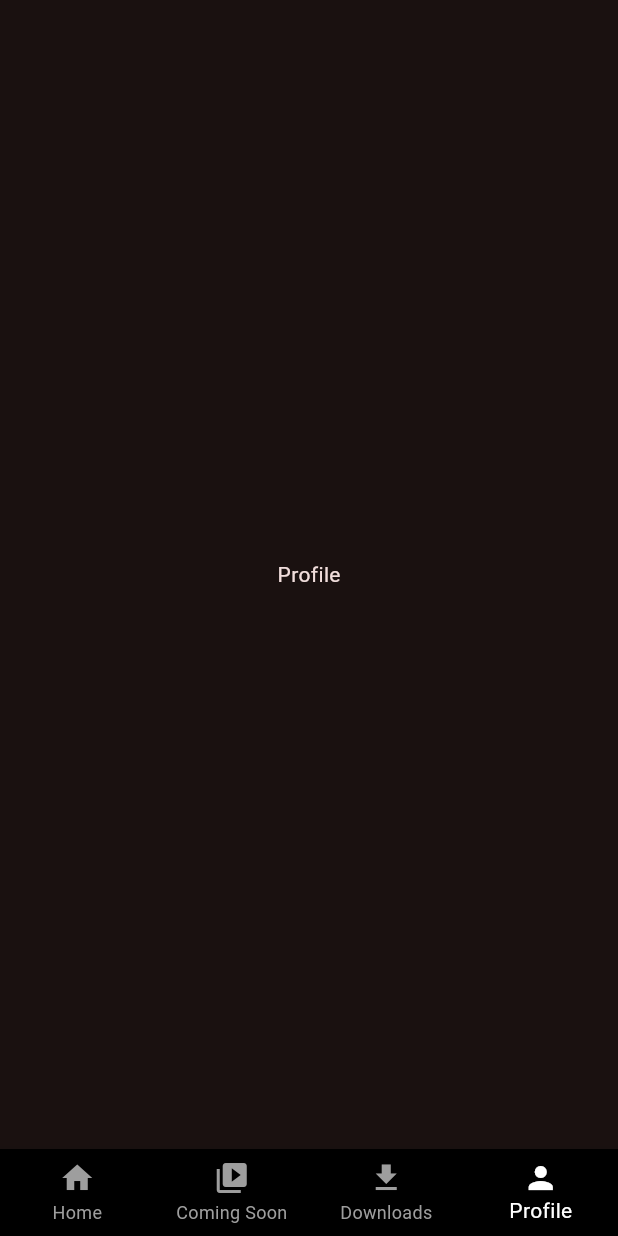
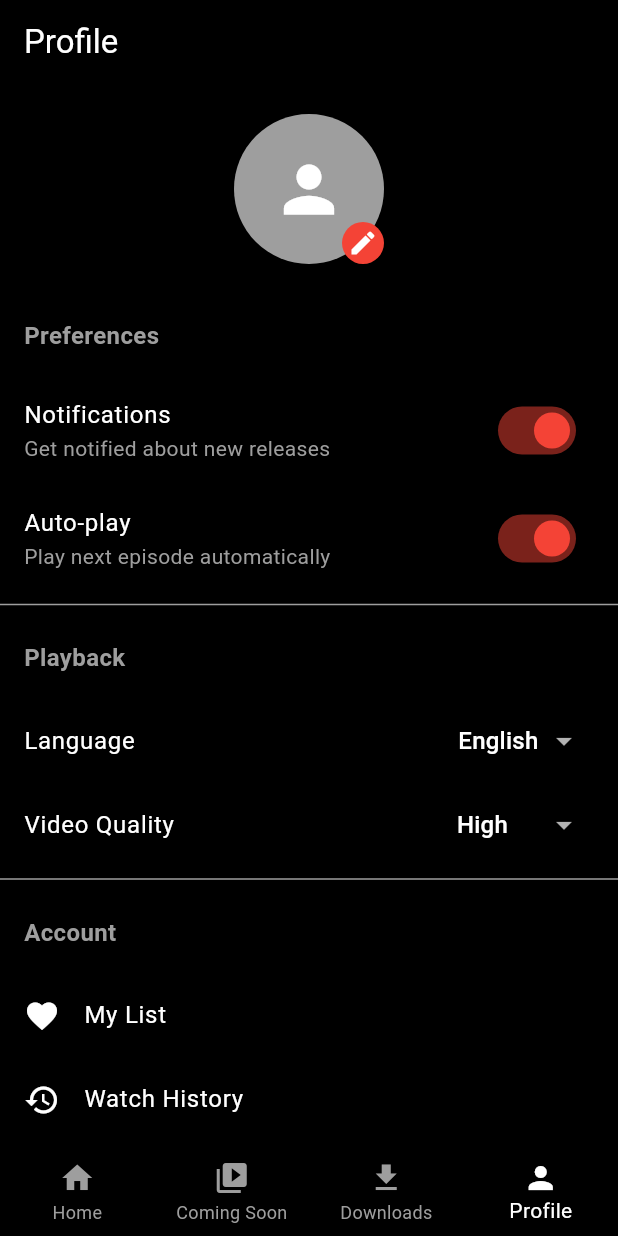
Before and after one commit to junhaow1/movie, a Flutter app: the screen it shows after launch, item 4 of the bottom bar chosen, on a phone screen of 412 x 824 dp. Run offline on Flutter 3.47's test engine with Material 3 defaults, Android fonts, the phone set to English and light mode, and no system bars; our stand-ins replace cached_network_image; network calls fail.

Commit message:
I've added several new features to the app: Downloads Screen: Profile Screen:

```diff
--- a/movie_star/lib/main.dart
+++ b/movie_star/lib/main.dart
@@ -1,6 +1,8 @@
 import 'package:flutter/material.dart';
 import 'screens/home_screen.dart';
 import 'screens/coming_soon_screen.dart';
+import 'screens/downloads_screen.dart';
+import 'screens/profile_screen.dart';
 import 'screens/search_screen.dart';
 
 void main() {
@@ -39,8 +41,8 @@ class _MainScreenState extends State<MainScreen> {
   final List<Widget> _screens = [
     const HomeScreen(),
     const ComingSoonScreen(),
-    const Center(child: Text('Downloads')), // Placeholder for Downloads screen
-    const Center(child: Text('Profile')), // Placeholder for Profile screen
+    const DownloadsScreen(),
+    const ProfileScreen(),
   ];
 
   @override
--- /dev/null
+++ b/movie_star/lib/screens/profile_screen.dart
@@ -0,0 +1,179 @@
+import 'package:flutter/material.dart';
+
+class ProfileScreen extends StatefulWidget {
+  const ProfileScreen({super.key});
+
+  @override
+  State<ProfileScreen> createState() => _ProfileScreenState();
+}
+
+class _ProfileScreenState extends State<ProfileScreen> {
+  bool _notificationsEnabled = true;
+  bool _autoPlayEnabled = true;
+  String _selectedLanguage = 'English';
+  String _selectedQuality = 'High';
+
+  @override
+  Widget build(BuildContext context) {
+    return Scaffold(
+      backgroundColor: Colors.black,
+      appBar: AppBar(
+        backgroundColor: Colors.black,
+        title: const Text('Profile', style: TextStyle(color: Colors.white)),
+      ),
+      body: ListView(
+        children: [
+          const SizedBox(height: 20),
+          // Profile Picture
+          Center(
+            child: Stack(
+              children: [
+                const CircleAvatar(
+                  radius: 50,
+                  backgroundColor: Colors.grey,
+                  child: Icon(Icons.person, size: 50, color: Colors.white),
+                ),
+                Positioned(
+                  bottom: 0,
+                  right: 0,
+                  child: Container(
+                    padding: const EdgeInsets.all(4),
+                    decoration: const BoxDecoration(
+                      color: Colors.red,
+                      shape: BoxShape.circle,
+                    ),
+                    child: const Icon(
+                      Icons.edit,
+                      size: 20,
+                      color: Colors.white,
+                    ),
+                  ),
+                ),
+              ],
+            ),
+          ),
+          const SizedBox(height: 20),
+          // Settings Sections
+          _buildSection('Preferences', [
+            _buildSwitchTile(
+              'Notifications',
+              'Get notified about new releases',
+              _notificationsEnabled,
+              (value) => setState(() => _notificationsEnabled = value),
+            ),
+            _buildSwitchTile(
+              'Auto-play',
+              'Play next episode automatically',
+              _autoPlayEnabled,
+              (value) => setState(() => _autoPlayEnabled = value),
+            ),
+          ]),
+          _buildSection('Playback', [
+            _buildDropdownTile(
+              'Language',
+              _selectedLanguage,
+              ['English', 'Spanish', 'French', 'German'],
+              (value) => setState(() => _selectedLanguage = value!),
+            ),
+            _buildDropdownTile(
+              'Video Quality',
+              _selectedQuality,
+              ['Low', 'Medium', 'High', 'Auto'],
+              (value) => setState(() => _selectedQuality = value!),
+            ),
+          ]),
+          _buildSection('Account', [
+            _buildListTile('My List', Icons.favorite, () {
+              // TODO: Navigate to My List
+            }),
+            _buildListTile('Watch History', Icons.history, () {
+              // TODO: Navigate to Watch History
+            }),
+            _buildListTile('Help & Support', Icons.help_outline, () {
+              // TODO: Navigate to Help & Support
+            }),
+            _buildListTile('Sign Out', Icons.logout, () {
+              // TODO: Implement sign out
+            }, isDestructive: true),
+          ]),
+        ],
+      ),
+    );
+  }
+
+  Widget _buildSection(String title, List<Widget> children) {
+    return Column(
+      crossAxisAlignment: CrossAxisAlignment.start,
+      children: [
+        Padding(
+          padding: const EdgeInsets.all(16),
+          child: Text(
+            title,
+            style: const TextStyle(
+              color: Colors.grey,
+              fontSize: 16,
+              fontWeight: FontWeight.bold,
+            ),
+          ),
+        ),
+        ...children,
+        const Divider(color: Colors.grey),
+      ],
+    );
+  }
+
+  Widget _buildSwitchTile(
+    String title,
+    String subtitle,
+    bool value,
+    ValueChanged<bool> onChanged,
+  ) {
+    return SwitchListTile(
+      title: Text(title, style: const TextStyle(color: Colors.white)),
+      subtitle: Text(subtitle, style: const TextStyle(color: Colors.grey)),
+      value: value,
+      onChanged: onChanged,
+      activeColor: Colors.red,
+    );
+  }
+
+  Widget _buildDropdownTile(
+    String title,
+    String value,
+    List<String> items,
+    ValueChanged<String?> onChanged,
+  ) {
+    return ListTile(
+      title: Text(title, style: const TextStyle(color: Colors.white)),
+      trailing: DropdownButton<String>(
+        value: value,
+        items:
+            items.map((String item) {
+              return DropdownMenuItem<String>(
+                value: item,
+                child: Text(item, style: const TextStyle(color: Colors.white)),
+              );
+            }).toList(),
+        onChanged: onChanged,
+        dropdownColor: Colors.grey[900],
+        underline: const SizedBox(),
+      ),
+    );
+  }
+
+  Widget _buildListTile(
+    String title,
+    IconData icon,
+    VoidCallback onTap, {
+    bool isDestructive = false,
+  }) {
+    return ListTile(
+      leading: Icon(icon, color: isDestructive ? Colors.red : Colors.white),
+      title: Text(
+        title,
+        style: TextStyle(color: isDestructive ? Colors.red : Colors.white),
+      ),
+      onTap: onTap,
+    );
+  }
+}
```
Also changed, not shown: movie_star/lib/screens/downloads_screen.dart (added, +87 -0 lines).
